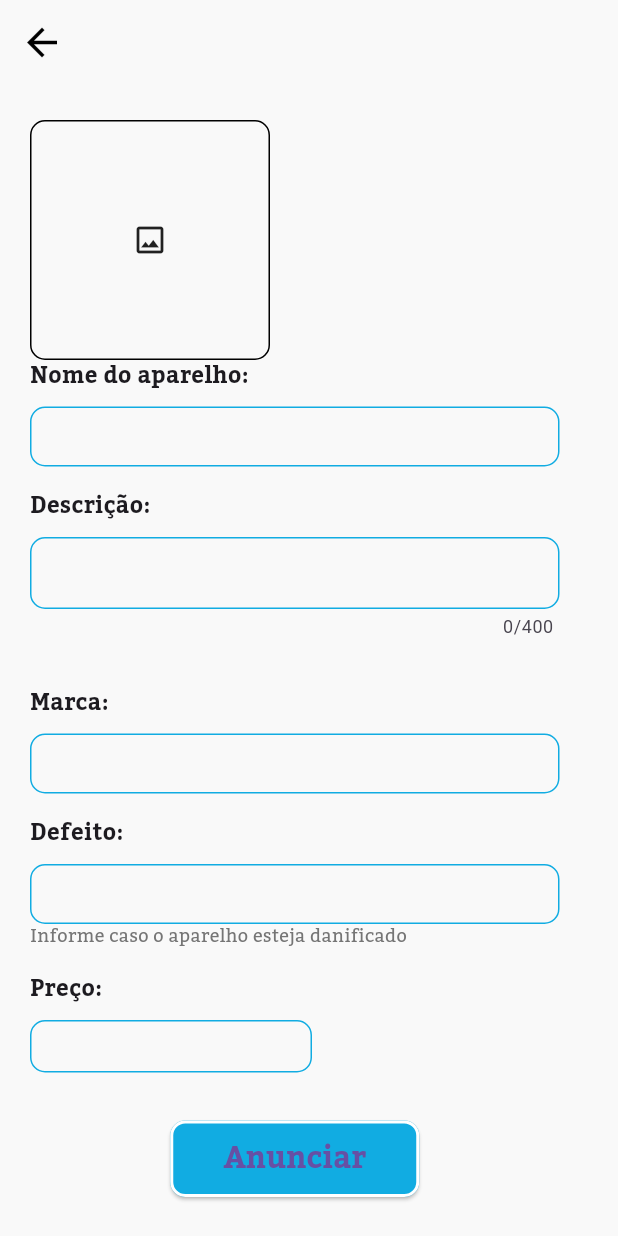
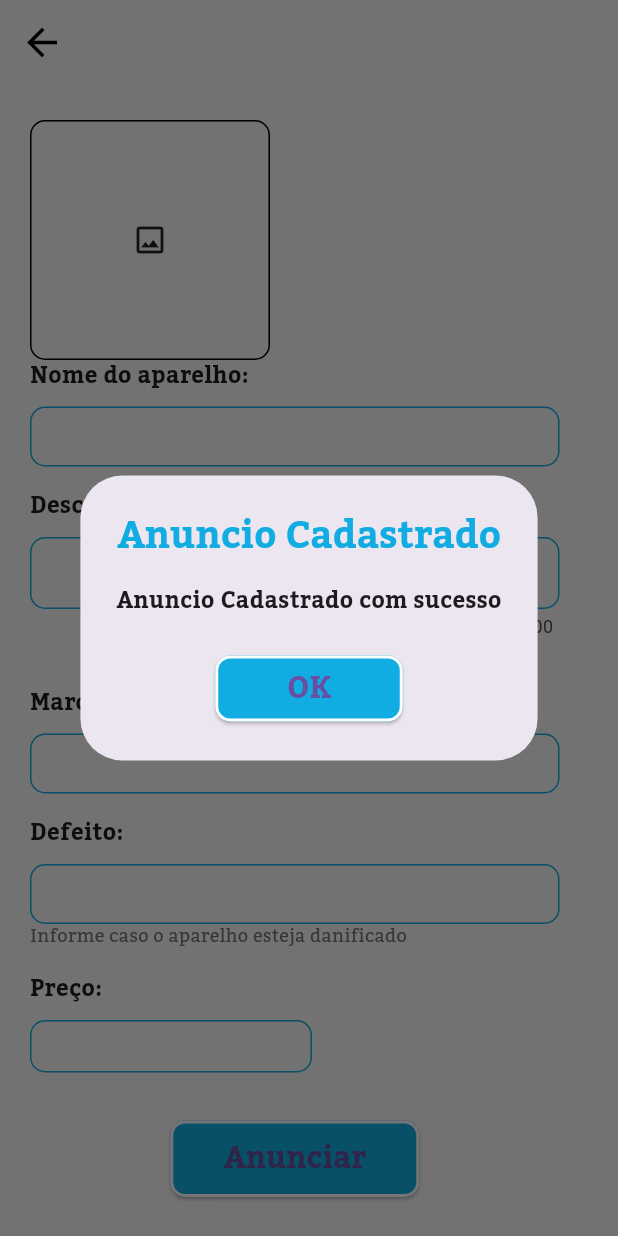
Before and after one commit to ca1ogabriel/projeto_integrador-main, a Flutter app: the GeraAnucio screen opened by its route, after a tap on "Anunciar", on a phone screen of 412 x 824 dp. Run offline on Flutter 3.47's test engine with Material 3 defaults, Android fonts, the phone set to English and light mode, and no system bars; our stand-ins replace cloud_firestore, firebase_auth, firebase_core, image_picker; accounts and stored records are empty; generated files the repository leaves out were written again.

```diff
--- a/lib/firebase/firestore_firebase.dart
+++ b/lib/firebase/firestore_firebase.dart
@@ -13,3 +13,4 @@ class FirestoreFirebase {
     await db.collection(collection).doc(id).delete();
   }
 }
+// criar para cadastrar um produto
--- a/lib/views/anuncios/tela_gera_anucio.dart
+++ b/lib/views/anuncios/tela_gera_anucio.dart
@@ -8,6 +8,7 @@ import 'package:projeto_integrador/theme/colors.dart';
 import 'package:projeto_integrador/theme/get_button_style.dart';
 import 'package:projeto_integrador/theme/get_input_decoration.dart';
 import 'package:projeto_integrador/theme/text_form_style.dart';
+import 'package:projeto_integrador/widgets/get_aler_dialog.dart';
 
 class GeraAnucio extends StatefulWidget {
   const GeraAnucio({super.key});
@@ -230,8 +231,8 @@ class _GeraAnucioState extends State<GeraAnucio> {
     );
   }
 
-  gererAnuncio() {
-    final produto = Produto(
+  gererAnuncio() async {
+    final Produto produto = Produto(
       nomeProduto: _nomeProdutoController.text,
       descricao: _descController.text,
       marcaProduto: _marcaController.text,
@@ -239,7 +240,16 @@ class _GeraAnucioState extends State<GeraAnucio> {
       preco: _precoController.text,
     );
 
-    _firestore.cadastarFirebase('produtor', produto.toMap());
+    await _firestore.cadastarFirebase('produtor', produto.toMap()).then(
+      (value) => showDialog(
+        context: context,
+        builder: (BuildContext build) => alertDialogAddEndereco(
+          title: 'Anuncio Cadastrado',
+          content: 'Anuncio Cadastrado com sucesso',
+          textButton: 'OK',
+          context: context),
+          ),
+          );
   }
 
   Future selectImage() async {
```
